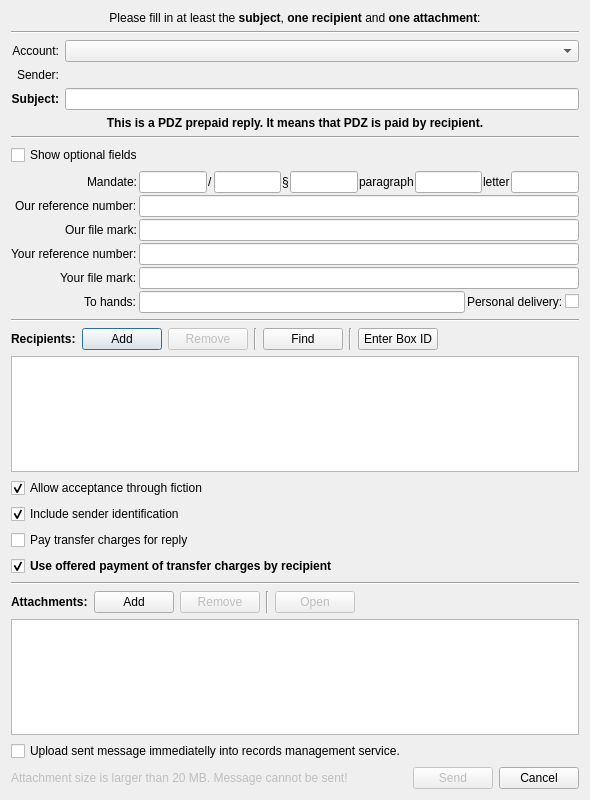
Above: src/gui/ui/dlg_send_message.ui from psakar/datovka before the change. Below: the same form after it.
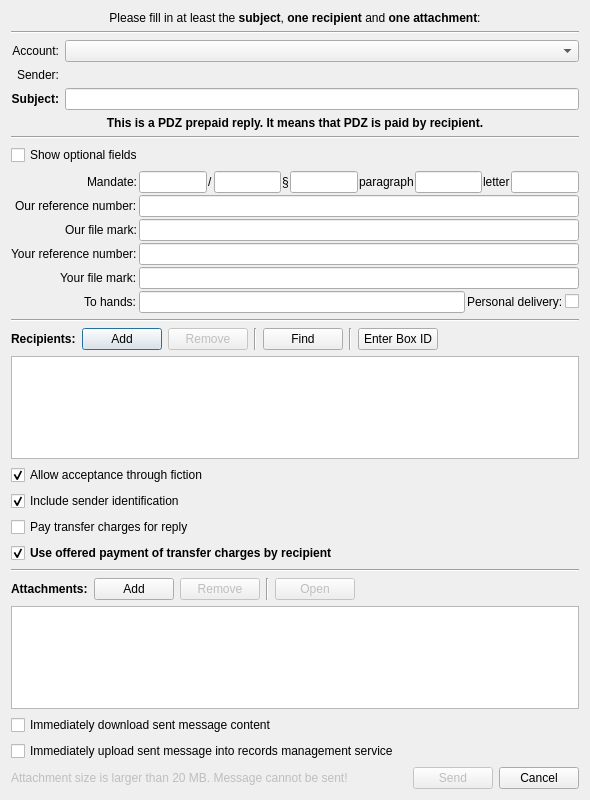
That is the form after the change. Icons and pictures are not drawn. Custom widgets are drawn as their Qt base class.

Commit message: Added separate immediate download option into send message dialogue.

What changed in the file:
```diff
--- a/src/gui/ui/dlg_send_message.ui
+++ b/src/gui/ui/dlg_send_message.ui
@@ -720,7 +720,21 @@
     </widget>
    </item>
    <item>
-    <widget class="QCheckBox" name="recMgmtUploadCheckBox">
+    <widget class="QCheckBox" name="immDownloadCheckBox">
+     <property name="toolTip">
+      <string>The complete sent message is going to be downloaded together with
+all necessary digital signatures.
+
+Downloading the content of the sent message won't cause the acceptance
+any delivered message.</string>
+     </property>
+     <property name="text">
+      <string>Immediately download sent message content</string>
+     </property>
+    </widget>
+   </item>
+   <item>
+    <widget class="QCheckBox" name="immRecMgmtUploadCheckBox">
      <property name="toolTip">
       <string>Before uploading the newly sent message into the document service
 the application needs to download the newly sent message from
@@ -728,7 +742,7 @@
 necessary digital signatures.</string>
      </property>
      <property name="text">
-      <string>Upload sent message immediatelly into records management service.</string>
+      <string>Immediately upload sent message into records management service</string>
      </property>
     </widget>
    </item>
```
Left out of the diff: 3 changed lines with no effect on the pictures. The commit also changes 2 other files.
